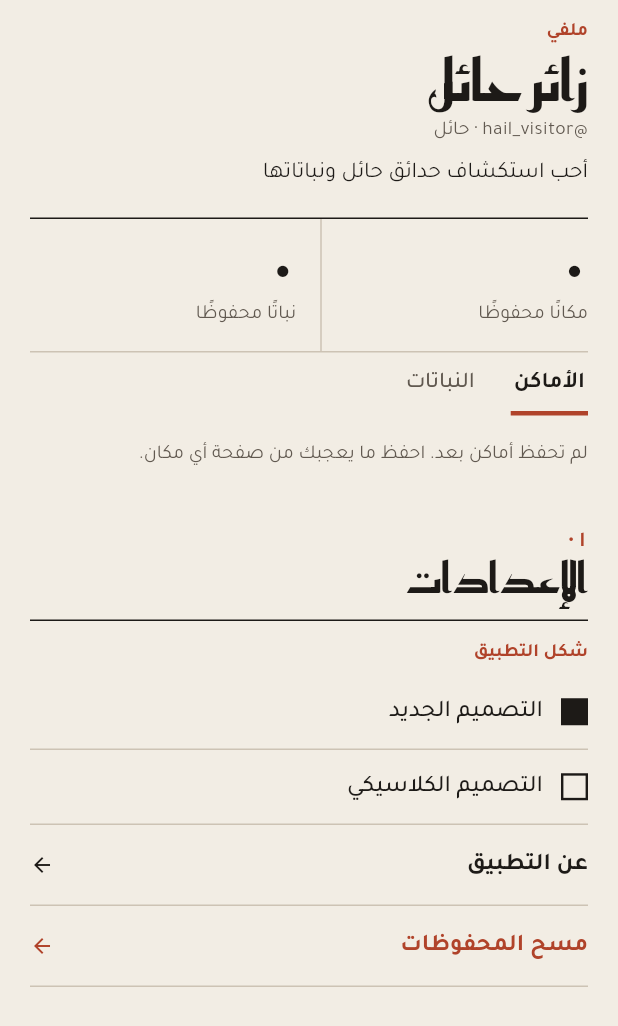
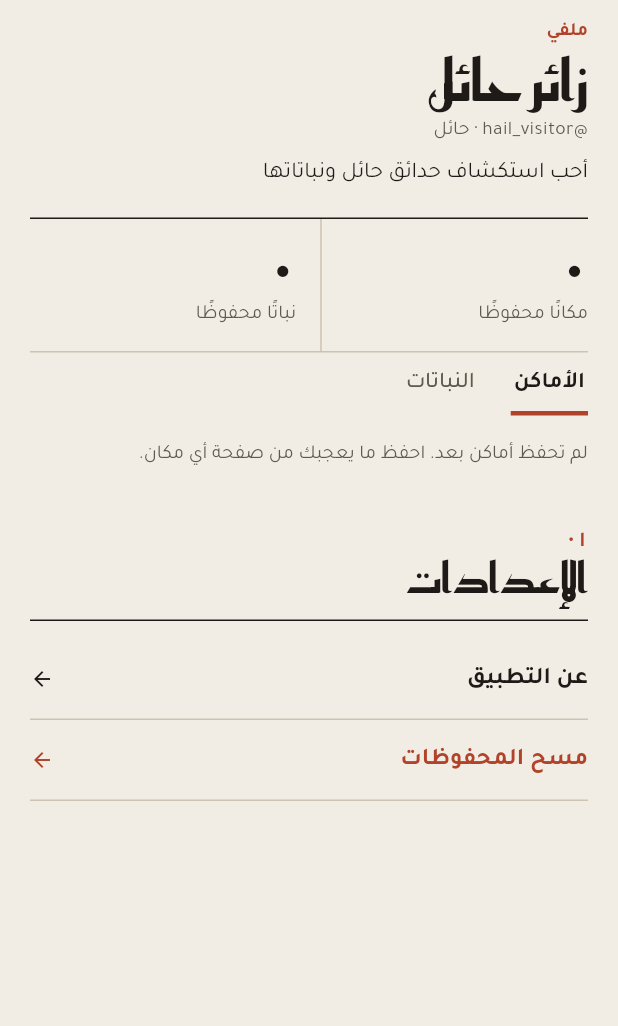
Before and after one commit to areen119-droid/hail-parks-guide, a Flutter app: the JournalProfile widget shown alone on an empty page, opened directly, on a phone screen of 412 x 824 dp. Shown: the top 1026 px of the screen. Run offline on Flutter 3.47's test engine with Material 3 defaults, Android fonts, the phone set to English and light mode, and no system bars; our stand-ins replace flutter_map, latlong2, location, shared_preferences; missing offline and left inert: tflite_flutter; accounts and stored records are empty.

Commit message:
Ship the new design only; remove the design switch
The profile settings no longer offer the classic design, and the app
always opens in the new look. The classic code is kept; set
DesignProvider.switchable to true to bring the switch back.

Co-Authored-By: Claude Opus 5.5 <noreply@anthropic.com>

```diff
--- a/lib/journal/journal_profile.dart
+++ b/lib/journal/journal_profile.dart
@@ -8,7 +8,6 @@ import 'package:hail_parks_guide/journal/journal_place.dart';
 import 'package:hail_parks_guide/journal/journal_plants.dart';
 import 'package:hail_parks_guide/journal/journal_theme.dart';
 import 'package:hail_parks_guide/journal/journal_widgets.dart';
-import 'package:hail_parks_guide/providers/design_provider.dart';
 import 'package:hail_parks_guide/providers/favorites_provider.dart';
 
 /// "My journal": the account, saved places and plants, and settings
@@ -45,7 +44,6 @@ class _JournalProfileState extends State<JournalProfile> {
   @override
   Widget build(BuildContext context) {
     final favorites = context.watch<FavoritesProvider>();
-    final designs = context.watch<DesignProvider>();
     const user = HailData.currentUser;
 
     return SafeArea(
@@ -115,28 +113,6 @@ class _JournalProfileState extends State<JournalProfile> {
             child: Column(
               crossAxisAlignment: CrossAxisAlignment.start,
               children: [
-                const Text('شكل التطبيق', style: J.label),
-                const SizedBox(height: 6),
-                for (final d in AppDesign.values)
-                  InkWell(
-                    onTap: () => designs.setDesign(d),
-                    child: Container(
-                      padding: const EdgeInsets.symmetric(vertical: 13),
-                      decoration: const BoxDecoration(border: Border(bottom: BorderSide(color: J.rule))),
-                      child: Row(children: [
-                        Container(
-                          width: 18,
-                          height: 18,
-                          decoration: BoxDecoration(
-                            color: designs.design == d ? J.ink : Colors.transparent,
-                            border: Border.all(color: J.ink, width: 1.6),
-                          ),
-                        ),
-                        const SizedBox(width: 12),
-                        Text(d.label, style: const TextStyle(fontSize: 16, fontWeight: FontWeight.w500)),
-                      ]),
-                    ),
-                  ),
                 _settingsRow('عن التطبيق', () => Navigator.push(
                     context, MaterialPageRoute(builder: (_) => const AboutUsScreen()))),
                 _settingsRow('مسح المحفوظات', _clear, color: J.ochre),
--- a/lib/providers/design_provider.dart
+++ b/lib/providers/design_provider.dart
@@ -16,6 +16,10 @@ enum AppDesign {
 /// Which design is shown, saved on the device.
 class DesignProvider extends ChangeNotifier {
   static const _key = 'app_design';
+
+  /// The app ships with the journal design only. Set to true to let users
+  /// switch back to the classic design (its code is kept in lib/features).
+  static const bool switchable = false;
 
   AppDesign _design = AppDesign.journal;
   bool _loaded = false;
@@ -41,7 +45,9 @@ class DesignProvider extends ChangeNotifier {
   Future<void> _load() async {
     final prefs = await SharedPreferences.getInstance();
     final saved = prefs.getString(_key);
-    _design = AppDesign.values.where((d) => d.name == saved).firstOrNull ?? _design;
+    if (switchable) {
+      _design = AppDesign.values.where((d) => d.name == saved).firstOrNull ?? _design;
+    }
     _loaded = true;
     notifyListeners();
   }
```
Also changed, not shown: lib/features/settings/screens/settings_screen.dart (+14 -8 lines), 1 other file.
